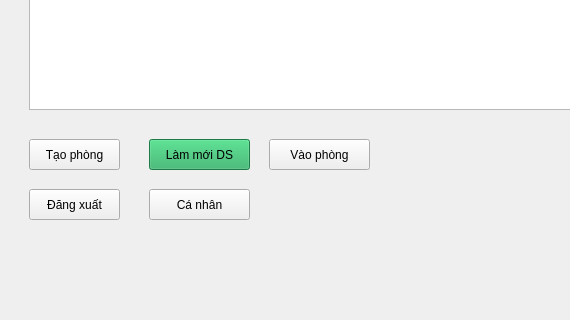
Before: the Qt Designer form AuctionClient/mainwindow.ui in nhatsonle/LAN_BiddingSystem, drawn with Qt 5; both pictures show x 0 to 570 and y 300 to 620 of the 900 by 620 pixel window.
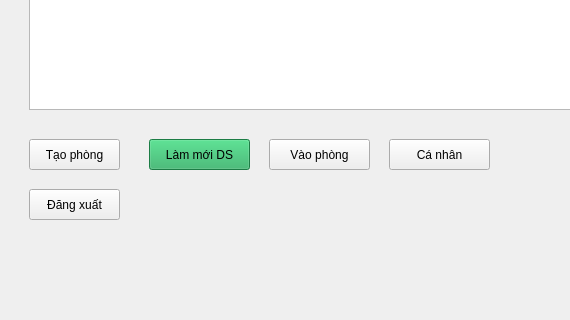
After: the same form once the commit is applied.

Commit message: feat: Add password masking to registration fields, localize 'My Rooms' text, and adjust UI button layouts.

```diff
--- a/AuctionClient/mainwindow.ui
+++ b/AuctionClient/mainwindow.ui
@@ -191,8 +191,8 @@
        <widget class="QPushButton" name="btnProfile">
         <property name="geometry">
          <rect>
-          <x>140</x>
-          <y>480</y>
+          <x>380</x>
+          <y>430</y>
           <width>101</width>
           <height>31</height>
          </rect>
```
Lines whose indentation alone changed are shown as unchanged. The commit also changes 2 other files.
